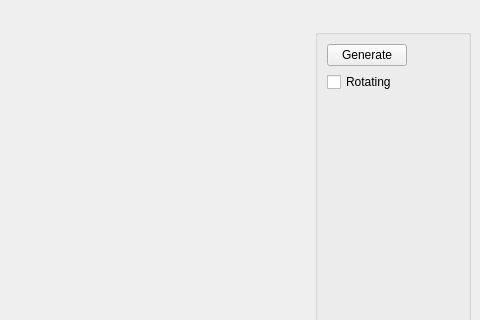
Above: ui/mainwindow.ui from nitronoid/csb before the change; both pictures show x 320 to 800 and y 0 to 320 of the 800 by 600 pixel window. Below: the same form after it.
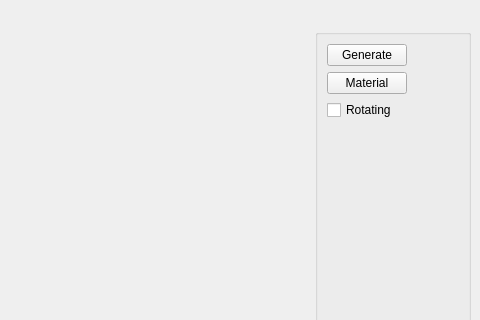
That is the form after the change.

```diff
--- a/ui/mainwindow.ui
+++ b/ui/mainwindow.ui
@@ -73,7 +73,7 @@
        <string/>
       </property>
       <layout class="QGridLayout" name="gridLayout_2">
-       <item row="1" column="1">
+       <item row="2" column="1">
         <widget class="QCheckBox" name="m_rotating">
          <property name="enabled">
           <bool>true</bool>
@@ -86,7 +86,7 @@
          </property>
         </widget>
        </item>
-       <item row="2" column="1">
+       <item row="3" column="1">
         <spacer name="verticalSpacer">
          <property name="orientation">
           <enum>Qt::Vertical</enum>
@@ -119,6 +119,13 @@
          </property>
         </widget>
        </item>
+       <item row="1" column="1">
+        <widget class="QPushButton" name="material">
+         <property name="text">
+          <string>Material</string>
+         </property>
+        </widget>
+       </item>
       </layout>
      </widget>
     </item>
```
Left out of the diff: 2 changed lines with no effect on the pictures.
